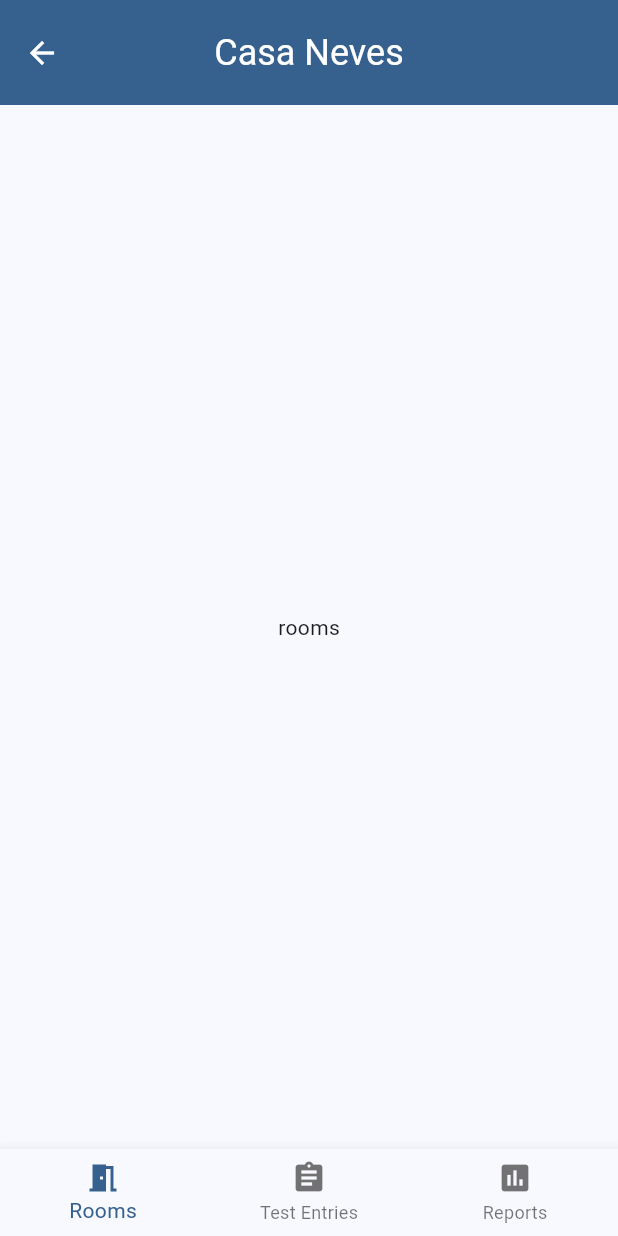
After one commit to vvalentim/dispositivos_moveis_2024_2, a Flutter app: the screen it shows after launch, after a tap on "Casa Neves", on a phone screen of 412 x 824 dp. The commit adds this screen. Run offline on Flutter 3.47's test engine with Material 3 defaults, Android fonts, the phone set to English and light mode, and no system bars; our stand-ins replace timeago.

Commit message:
active project bottom navbar

```diff
--- a/lib/pages/active_project_page.dart
+++ b/lib/pages/active_project_page.dart
@@ -1,5 +1,10 @@
 import 'package:dispositivos_moveis_2024_2/models/project.dart';
+import 'package:dispositivos_moveis_2024_2/pages/reports_page.dart';
+import 'package:dispositivos_moveis_2024_2/pages/rooms_page.dart';
+import 'package:dispositivos_moveis_2024_2/pages/test_entries_page.dart';
+import 'package:dispositivos_moveis_2024_2/providers/active_project_provider.dart';
 import 'package:flutter/material.dart';
+import 'package:provider/provider.dart';
 
 class ActiveProjectPage extends StatefulWidget {
   final Project project;
@@ -14,13 +19,53 @@ class ActiveProjectPage extends StatefulWidget {
 }
 
 class _ActiveProjectPageState extends State<ActiveProjectPage> {
+  int currentPage = 0;
+
+  bool didUpdateProject = false;
+
+  late PageController pageController;
+
+  @override
+  void initState() {
+    super.initState();
+
+    pageController = PageController(initialPage: currentPage);
+  }
+
+  void setCurrentPage(int page) {
+    setState(() {
+      currentPage = page;
+    });
+  }
+
   @override
   Widget build(BuildContext context) {
-    return Scaffold(
+    return Provider(
+      create: (_) => ActiveProjectProvider(widget.project),
+      child: Scaffold(
         appBar: AppBar(
           title: Text(widget.project.name),
         ),
+        body: PageView(
+          controller: pageController,
+          onPageChanged: (page) {
+            setCurrentPage(page);
+          },
+          children: const [
+            RoomsPage(),
+            TestEntriesPage(),
+            ReportsPage(),
+          ],
+        ),
         bottomNavigationBar: BottomNavigationBar(
+          currentIndex: currentPage,
+          onTap: (page) {
+            pageController.animateToPage(
+              page,
+              duration: Durations.medium1,
+              curve: Curves.ease,
+            );
+          },
           items: const [
             BottomNavigationBarItem(
               icon: Icon(Icons.meeting_room),
@@ -36,6 +81,7 @@ class _ActiveProjectPageState extends State<ActiveProjectPage> {
             )
           ],
         ),
+      ),
     );
   }
 }
--- /dev/null
+++ b/lib/pages/rooms_page.dart
@@ -0,0 +1,17 @@
+import 'package:flutter/material.dart';
+
+class RoomsPage extends StatefulWidget {
+  const RoomsPage({super.key});
+
+  @override
+  State<RoomsPage> createState() => _RoomsPageState();
+}
+
+class _RoomsPageState extends State<RoomsPage> {
+  @override
+  Widget build(BuildContext context) {
+    return const Center(
+      child: Text('rooms'),
+    );
+  }
+}
--- /dev/null
+++ b/lib/providers/active_project_provider.dart
@@ -0,0 +1,11 @@
+import 'dart:collection';
+
+import 'package:dispositivos_moveis_2024_2/models/project.dart';
+
+class ActiveProjectProvider {
+  final Project _project;
+
+  ActiveProjectProvider(this._project);
+
+  UnmodifiableListView get rooms => UnmodifiableListView(_project.rooms);
+}
--- a/lib/theme/theme.dart
+++ b/lib/theme/theme.dart
@@ -3,7 +3,7 @@ import 'package:flutter/material.dart';
 class AppTheme {
   AppTheme._();
 
-  static final colorScheme = ColorScheme.fromSeed(seedColor: Colors.blueAccent);
+  static final colorScheme = ColorScheme.fromSeed(seedColor: Colors.blue);
 
   static ThemeData defaultTheme = ThemeData(
     colorScheme: colorScheme,
```
Also changed, not shown: lib/pages/projects_page.dart (+17 -17 lines), lib/pages/reports_page.dart (added, +17 -0 lines), lib/pages/room_page.dart (deleted, +0 -22 lines), lib/pages/test_entries_page.dart (added, +17 -0 lines), lib/pages/test_entry_page.dart (deleted, +0 -22 lines). Lines whose indentation alone changed are shown as unchanged.
